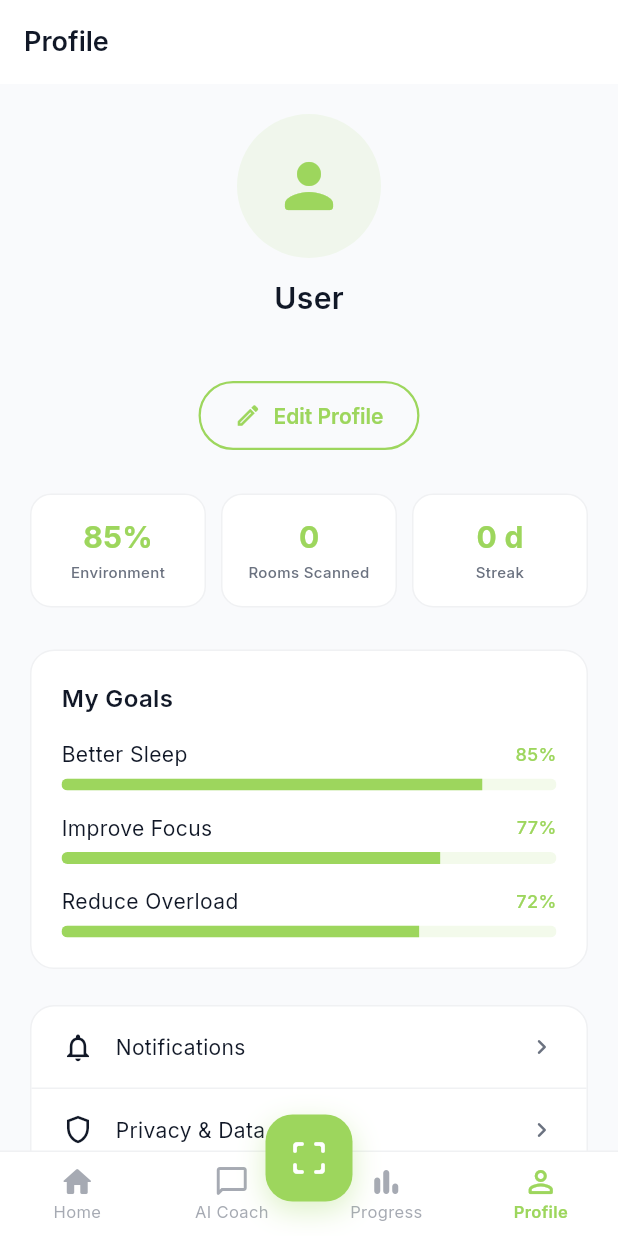
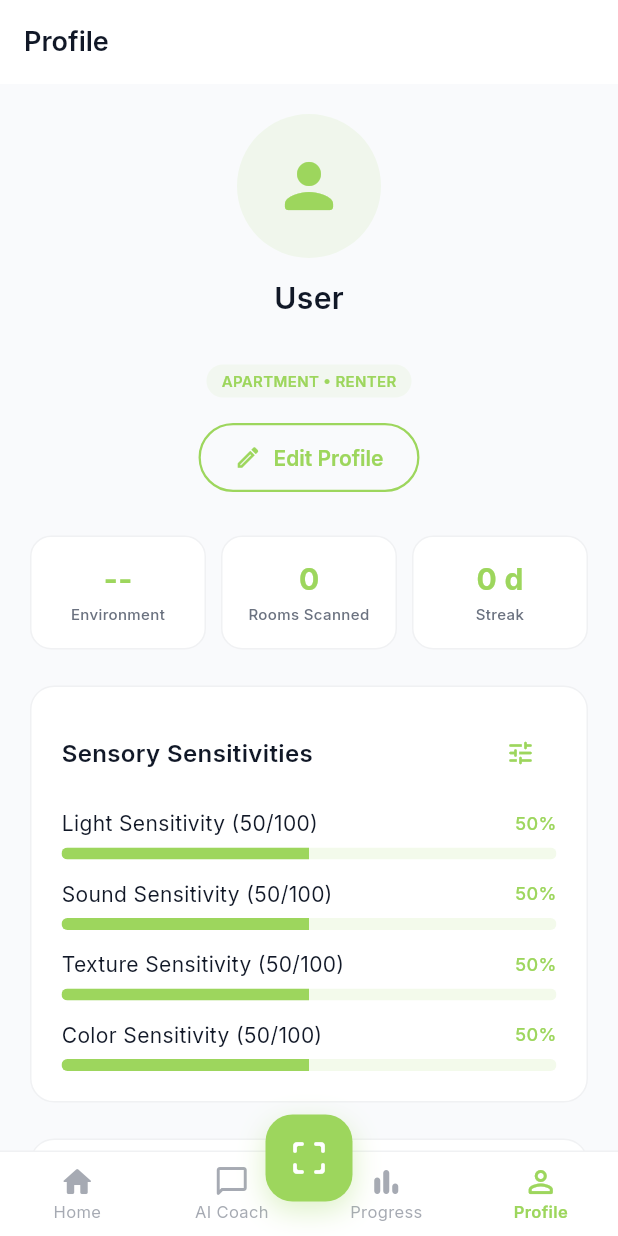
Before and after one commit to MVigneshayyanar/NP, a Flutter app: the ProfileScreen screen opened by its route, on a phone screen of 412 x 824 dp. Run offline on Flutter 3.47's test engine with Material 3 defaults, Android fonts, the phone set to English and light mode, and no system bars; our stand-ins replace camera, dio, fl_chart, flutter_riverpod, flutter_secure_storage, go_router and 1 more; accounts and stored records are empty.

Commit message:
feat: make AI coach chat fluid and conversational, connect real sensory profile to profile screen

```diff
--- a/App/sensory_ai/lib/screens/profile/profile_screen.dart
+++ b/App/sensory_ai/lib/screens/profile/profile_screen.dart
@@ -16,11 +16,21 @@ class ProfileScreen extends ConsumerWidget {
     final user = ref.watch(authProvider).user;
     final scansAsync = ref.watch(userScansProvider);
     final progressAsync = ref.watch(userProgressProvider);
+    final sensoryProfileAsync = ref.watch(sensoryProfileProvider);
 
     final scansList = scansAsync.valueOrNull ?? [];
     final progressData = progressAsync.valueOrNull ?? {};
+    final sensoryProfile = sensoryProfileAsync.valueOrNull ?? {};
     final scores = (progressData['scores'] as Map<String, dynamic>?) ?? {};
-    final envScore = (scores['environment'] as num?)?.toInt() ?? 85;
+    final envScore = (scores['environment'] as num?)?.toInt() ?? 0;
+
+    final lightSens = (sensoryProfile['light_sensitivity'] as num?)?.toInt() ?? 50;
+    final soundSens = (sensoryProfile['sound_sensitivity'] as num?)?.toInt() ?? 50;
+    final textureSens = (sensoryProfile['texture_sensitivity'] as num?)?.toInt() ?? 50;
+    final colorSens = (sensoryProfile['color_sensitivity'] as num?)?.toInt() ?? 50;
+    final rawGoals = sensoryProfile['goals'] as List<dynamic>? ?? ['better_sleep', 'improve_focus'];
+
+    final livingText = '${(user?.livingSituation ?? 'apartment').toUpperCase()} • ${(user?.propertyStatus ?? 'renter').toUpperCase()}';
 
     return Scaffold(
       backgroundColor: AppColors.background,
@@ -45,6 +55,21 @@ class ProfileScreen extends ConsumerWidget {
             Text(user?.email ?? '',
                 style: AppTypography.bodyMedium
                     .copyWith(color: AppColors.textSecondary)),
+            const SizedBox(height: 6),
+            Container(
+              padding: const EdgeInsets.symmetric(horizontal: 10, vertical: 4),
+              decoration: BoxDecoration(
+                color: AppColors.primaryGreen.withOpacity(0.08),
+                borderRadius: BorderRadius.circular(20),
+              ),
+              child: Text(
+                livingText,
+                style: AppTypography.labelSmall.copyWith(
+                  color: AppColors.primaryGreen,
+                  fontWeight: FontWeight.w600,
+                ),
+              ),
+            ),
             const SizedBox(height: 16),
             OutlinedButton.icon(
               onPressed: () {
@@ -65,9 +90,9 @@ class ProfileScreen extends ConsumerWidget {
                 _StatCard(label: 'Streak', value: scansList.isNotEmpty ? '${scansList.length} d' : '0 d'),
               ],
             ),
-            const SizedBox(height: 28),
+            const SizedBox(height: 24),
 
-            // My Goals
+            // Sensory Sensitivities Card (From Backend)
             Container(
               width: double.infinity,
               padding: const EdgeInsets.all(20),
@@ -79,13 +104,62 @@ class ProfileScreen extends ConsumerWidget {
               child: Column(
                 crossAxisAlignment: CrossAxisAlignment.start,
                 children: [
-                  Text('My Goals', style: AppTypography.titleLarge),
-                  const SizedBox(height: 16),
-                  _GoalProgress(label: 'Better Sleep', progress: (envScore > 0) ? (envScore / 100.0) : 0.0),
-                  const SizedBox(height: 14),
-                  _GoalProgress(label: 'Improve Focus', progress: (envScore > 0) ? ((envScore * 0.9) / 100.0) : 0.0),
-                  const SizedBox(height: 14),
-                  _GoalProgress(label: 'Reduce Overload', progress: (envScore > 0) ? ((envScore * 0.85) / 100.0) : 0.0),
+                  Row(
+                    mainAxisAlignment: MainAxisAlignment.spaceBetween,
+                    children: [
+                      Text('Sensory Sensitivities', style: AppTypography.titleLarge),
+                      IconButton(
+                        icon: const Icon(Icons.tune_rounded, size: 20, color: AppColors.primaryGreen),
+                        onPressed: () => context.push('/onboarding/sensory'),
+                      ),
+                    ],
+                  ),
+                  const SizedBox(height: 12),
+                  _GoalProgress(label: 'Light Sensitivity ($lightSens/100)', progress: lightSens / 100.0),
+                  const SizedBox(height: 12),
+                  _GoalProgress(label: 'Sound Sensitivity ($soundSens/100)', progress: soundSens / 100.0),
+                  const SizedBox(height: 12),
+                  _GoalProgress(label: 'Texture Sensitivity ($textureSens/100)', progress: textureSens / 100.0),
+                  const SizedBox(height: 12),
+                  _GoalProgress(label: 'Color Sensitivity ($colorSens/100)', progress: colorSens / 100.0),
+                ],
+              ),
+            ),
+            const SizedBox(height: 24),
+
+            // My Goals (From Backend)
+            Container(
+              width: double.infinity,
+              padding: const EdgeInsets.all(20),
+              decoration: BoxDecoration(
+                color: AppColors.cardBackground,
+                borderRadius: BorderRadius.circular(16),
+                border: Border.all(color: AppColors.border),
+              ),
+              child: Column(
+                crossAxisAlignment: CrossAxisAlignment.start,
+                children: [
+                  Row(
+                    mainAxisAlignment: MainAxisAlignment.spaceBetween,
+                    children: [
+                      Text('My Goals', style: AppTypography.titleLarge),
+                      IconButton(
+                        icon: const Icon(Icons.edit_note_rounded, size: 22, color: AppColors.primaryGreen),
+                        onPressed: () => context.push('/onboarding/goals'),
+                      ),
+                    ],
+                  ),
+                  const SizedBox(height: 12),
+                  ...rawGoals.map((g) {
+                    final goalStr = g.toString().replaceAll('_', ' ').split(' ').map((word) => word.isNotEmpty ? '${word[0].toUpperCase()}${word.substring(1)}' : '').join(' ');
+                    return Padding(
+                      padding: const EdgeInsets.only(bottom: 12),
+                      child: _GoalProgress(
+                        label: goalStr,
+                        progress: envScore > 0 ? (envScore / 100.0) : 0.65,
+                      ),
+                    );
+                  }),
                 ],
               ),
             ),
```
Also changed, not shown: 1 other file.
